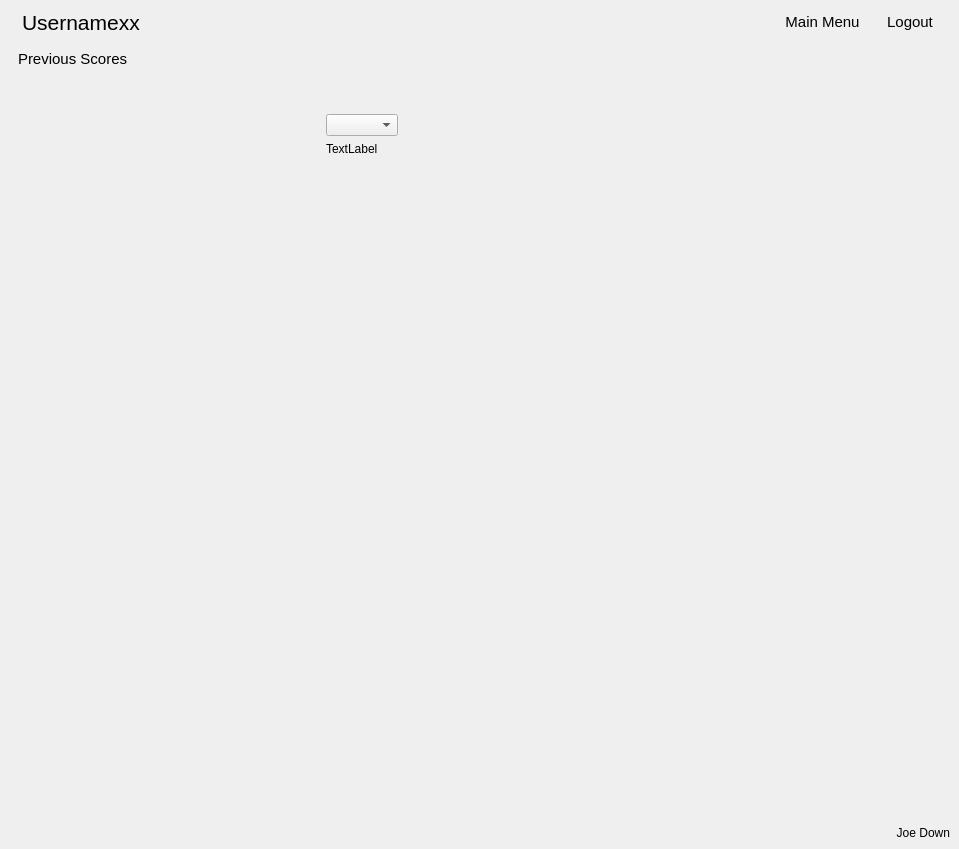
Old version of the form window.ui in the repository AnthropomorphicMonkey/Coursework.
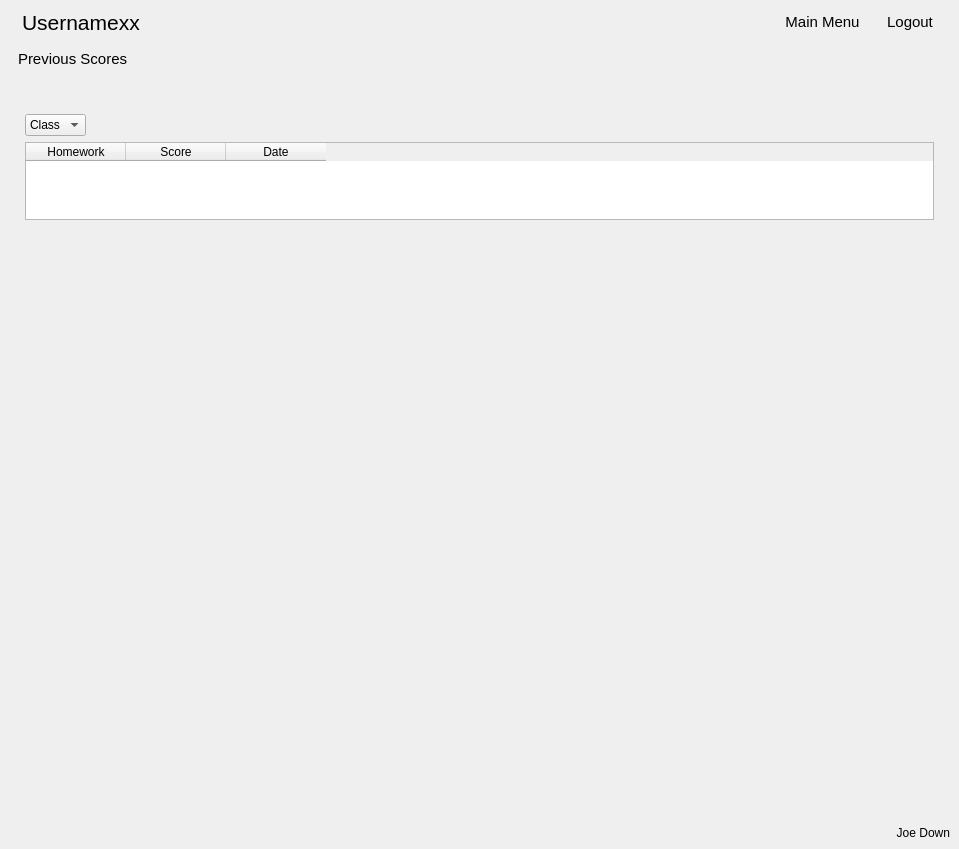
New version of the form. Icons and pictures are not drawn.

Commit message: Database further populated and improvements to previous score page

```diff
--- a/window.ui
+++ b/window.ui
@@ -1485,12 +1485,6 @@
                                  <property name="orientation">
                                      <enum>Qt::Horizontal</enum>
                                  </property>
-                                 <property name="sizeHint" stdset="0">
-                                     <size>
-                                         <width>40</width>
-                                         <height>20</height>
-                                     </size>
-                                 </property>
                              </spacer>
                          </item>
                          <item>
@@ -1498,7 +1492,13 @@
                                  <item>
                                      <layout class="QHBoxLayout" name="horizontalLayout_12">
                                          <item>
-                                             <widget class="QComboBox" name="previous_scores_class_combo_box"/>
+                                             <widget class="QComboBox" name="previous_scores_class_combo_box">
+                                                 <item>
+                                                     <property name="text">
+                                                         <string>Class</string>
+                                                     </property>
+                                                 </item>
+                                             </widget>
                                          </item>
                                          <item>
                                              <spacer name="horizontalSpacer_18">
@@ -1516,10 +1516,22 @@
                                      </layout>
                                  </item>
                                  <item>
-                                     <widget class="QLabel" name="label_14">
-                                         <property name="text">
-                                             <string>TextLabel</string>
-                                         </property>
+                                     <widget class="QTableWidget" name="previous_scores_table">
+                                         <column>
+                                             <property name="text">
+                                                 <string>Homework</string>
+                                             </property>
+                                         </column>
+                                         <column>
+                                             <property name="text">
+                                                 <string>Score</string>
+                                             </property>
+                                         </column>
+                                         <column>
+                                             <property name="text">
+                                                 <string>Date</string>
+                                             </property>
+                                         </column>
                                      </widget>
                                  </item>
                              </layout>
@@ -1529,12 +1541,6 @@
                                  <property name="orientation">
                                      <enum>Qt::Horizontal</enum>
                                  </property>
-                                 <property name="sizeHint" stdset="0">
-                                     <size>
-                                         <width>40</width>
-                                         <height>20</height>
-                                     </size>
-                                 </property>
                              </spacer>
                          </item>
                      </layout>
```
The commit also changes 10 other files.
